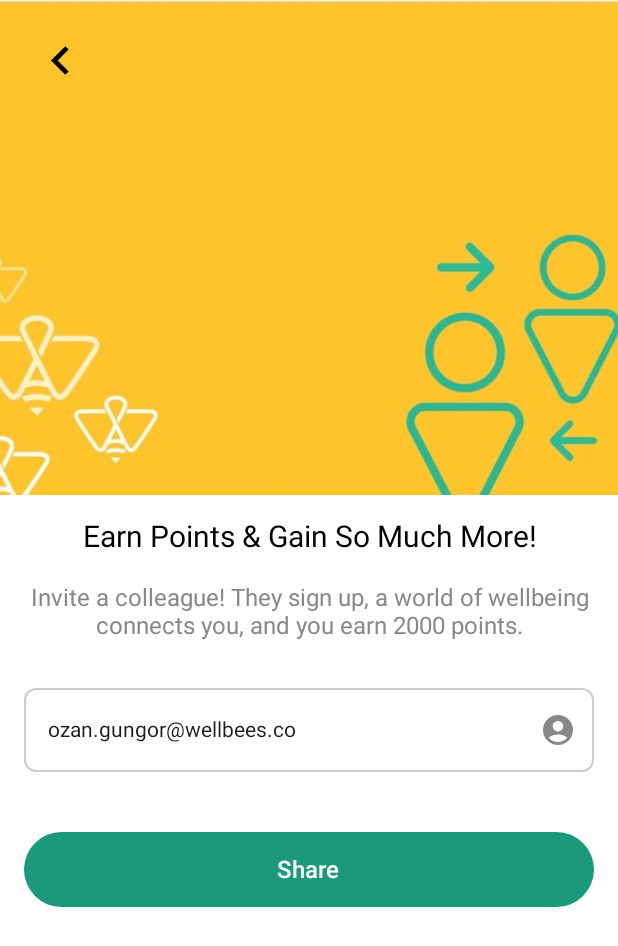
After one commit to ozanggnr/StoryDemo, an Android app built with Jetpack Compose: the composable InviteFriendScreen shown on its own in the app's theme, on a phone screen of 412 x 824 dp. The commit adds this screen. Shown: the top 946 px of the screen. Run offline under Robolectric (Android 15) with nearby library versions, the phone set to English and light mode, and no system bars.

Commit message:
InviteFriendScreen UI added

```diff
--- /dev/null
+++ b/app/src/main/java/com/ozang/storydemo/InviteFriendScreen.kt
@@ -0,0 +1,149 @@
+package com.ozang.storydemo
+
+import android.content.ClipData
+import android.content.ClipboardManager
+import android.content.Context
+import androidx.compose.foundation.Image
+import androidx.compose.foundation.background
+import androidx.compose.foundation.clickable
+import androidx.compose.foundation.layout.*
+import androidx.compose.foundation.shape.RoundedCornerShape
+import androidx.compose.material.icons.Icons
+import androidx.compose.material.icons.automirrored.filled.KeyboardArrowLeft
+import androidx.compose.material.icons.filled.AccountCircle
+import androidx.compose.material3.*
+import androidx.compose.runtime.*
+import androidx.compose.ui.Alignment
+import androidx.compose.ui.Modifier
+import androidx.compose.ui.graphics.Color
+import androidx.compose.ui.layout.ContentScale
+import androidx.compose.ui.platform.LocalContext
+import androidx.compose.ui.res.painterResource
+import androidx.compose.ui.text.font.FontWeight
+import androidx.compose.ui.text.style.TextAlign
+import androidx.compose.ui.unit.dp
+import androidx.compose.ui.unit.sp
+
+@OptIn(ExperimentalMaterial3Api::class)
+@Composable
+fun InviteFriendScreen(
+    onBackClick: () -> Unit
+) {
+    val context = LocalContext.current
+    val email = "ozan.gungor@wellbees.co"
+
+    // copy to clipboard
+    val copyToClipboard = {
+        val clipboard = context.getSystemService(Context.CLIPBOARD_SERVICE) as ClipboardManager
+        val clip = ClipData.newPlainText("email", email)
+        clipboard.setPrimaryClip(clip)
+    }
+
+    Column(
+        modifier = Modifier
+            .fillMaxSize()
+            .background(Color.White),
+        horizontalAlignment = Alignment.CenterHorizontally
+    ) {
+        // Header section with background image
+        Box(
+            modifier = Modifier
+                .fillMaxWidth()
+                .height(330.dp)
+        ) {
+            // Background image
+            Image(
+                painter = painterResource(id = R.drawable.backg),
+                contentDescription = null,
+                modifier = Modifier.fillMaxSize(),
+                contentScale = ContentScale.Crop
+            )
+
+            // Back button
+            IconButton(
+                onClick = onBackClick,
+                modifier = Modifier
+                    .align(Alignment.TopStart)
+                    .padding(16.dp)
+            ) {
+                Icon(
+                    Icons.AutoMirrored.Filled.KeyboardArrowLeft,
+                    "Back",
+                    tint = Color.Black,
+                    modifier = Modifier.size(38.dp)
+                )
+            }
+        }
+
+        Spacer(modifier = Modifier.height(16.dp))
+
+        // Header text
+        Text(
+            "Earn Points & Gain So Much More!",
+            fontSize = 20.sp,
+            color = Color.Black,
+            textAlign = TextAlign.Center,
+            modifier = Modifier.padding(horizontal = 16.dp)
+        )
+
+        Spacer(modifier = Modifier.height(20.dp))
+
+        // Description text
+        Text(
+            "Invite a colleague! They sign up, a world of wellbeing connects you, and you earn 2000 points.",
+            fontSize = 16.sp,
+            color = Color.Gray,
+            textAlign = TextAlign.Center,
+            modifier = Modifier.padding(horizontal = 16.dp)
+        )
+
+        Spacer(modifier = Modifier.height(32.dp))
+
+        // Email text field with copy button
+        OutlinedTextField(
+            value = email,
+            onValueChange = { },
+            readOnly = true,
+            modifier = Modifier
+                .fillMaxWidth()
+                .padding(horizontal = 16.dp)
+                .clickable { copyToClipboard() },
+            trailingIcon = {
+                Icon(
+                    Icons.Default.AccountCircle, //icon değişecek
+                    contentDescription = "Copy email",
+                    tint = Color.Gray
+                )
+            },
+            shape = RoundedCornerShape(8.dp),
+            colors = OutlinedTextFieldDefaults.colors(
+                focusedBorderColor = Color(0xFF1A997B),
+                unfocusedBorderColor = Color.LightGray
+            )
+        )
+
+        Spacer(modifier = Modifier.height(40.dp))
+
+        // Share button
+        Button(
+            onClick = copyToClipboard, // for now copies as upper text field
+            modifier = Modifier
+                .fillMaxWidth()
+                .padding(horizontal = 16.dp)
+                .height(50.dp),
+            colors = ButtonDefaults.buttonColors(
+                containerColor = Color(0xFF1A997B)
+            ),
+            shape = RoundedCornerShape(25.dp)
+        ) {
+            Text(
+                "Share",
+                color = Color.White,
+                fontSize = 16.sp,
+                fontWeight = FontWeight.Medium
+            )
+        }
+
+        Spacer(modifier = Modifier.weight(1f))
+    }
+}
--- a/app/src/main/java/com/ozang/storydemo/MainActivity.kt
+++ b/app/src/main/java/com/ozang/storydemo/MainActivity.kt
@@ -117,6 +117,8 @@
     var showSettings by remember { mutableStateOf(false) }
     var showAbout by remember { mutableStateOf(false) }
     var showTerms by remember { mutableStateOf(false) }
+    var showInviteFriend by remember { mutableStateOf(false) }
+
 
     val drawerState = rememberDrawerState(DrawerValue.Closed)
     val scope = rememberCoroutineScope()
@@ -142,6 +144,11 @@
                 onBackClick = { showTerms = false }
             )
         }
+        showInviteFriend -> {
+            InviteFriendScreen(
+                onBackClick = { showInviteFriend = false }
+            )
+        }
         showSettings -> {
             SettingsScreen(
                 onBackClick = { showSettings = false },
@@ -150,7 +157,8 @@
                 },
                 onTermsClick = {
                     showTerms= true
-                }
+                },
+                onInviteFriendClick = { showInviteFriend = true }
             )
         }
         else -> {
--- a/app/src/main/java/com/ozang/storydemo/SettingsScreen.kt
+++ b/app/src/main/java/com/ozang/storydemo/SettingsScreen.kt
@@ -35,7 +35,8 @@
 fun SettingsScreen(
     onBackClick: () -> Unit,
     onAboutClick: () -> Unit = {},
-    onTermsClick: () -> Unit = {}
+    onTermsClick: () -> Unit = {},
+    onInviteFriendClick: () -> Unit = {}
 ) {
     val context = LocalContext.current
     var showRateDialog by remember { mutableStateOf(false) }
@@ -98,8 +99,9 @@
             Spacer(modifier = Modifier.height(24.dp))
 
             SettingsGroup("ÖNERİLER", suggestions) { item ->
-                if (item == "Değerlendir") {
-                    showRateDialog = true
+                when (item) {
+                    "Arkadaşını davet et" -> onInviteFriendClick()
+                    "Değerlendir" -> showRateDialog = true
                 }
             }
             Spacer(modifier = Modifier.height(24.dp))
```
Also changed, not shown: app/src/main/res/drawable/backg.jpg (added).
